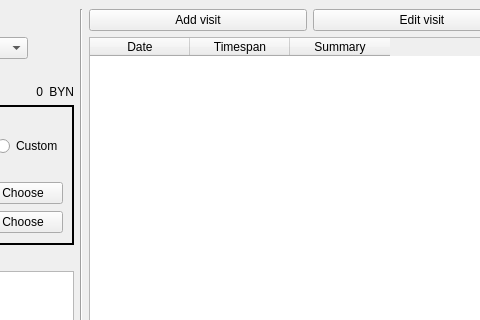
The window that ui_templates/windows/main_window.ui (IliaSuponeff/StudentsAccounting) describes before a commit, drawn with Qt 5; both pictures show x 196 to 676 and y 0 to 320 of the 960 by 640 pixel window.
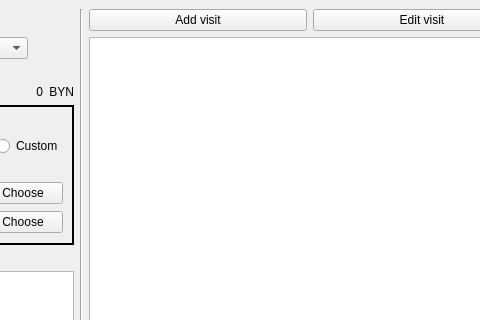
The same window after the commit.

Commit message: add_visits_table_view

Diff of the .ui file:
```diff
--- a/ui_templates/windows/main_window.ui
+++ b/ui_templates/windows/main_window.ui
@@ -387,38 +387,7 @@
        </layout>
       </item>
       <item>
-       <widget class="QTableWidget" name="student_table">
-        <property name="sizePolicy">
-         <sizepolicy hsizetype="Expanding" vsizetype="Expanding">
-          <horstretch>3</horstretch>
-          <verstretch>0</verstretch>
-         </sizepolicy>
-        </property>
-        <attribute name="horizontalHeaderVisible">
-         <bool>true</bool>
-        </attribute>
-        <attribute name="horizontalHeaderCascadingSectionResizes">
-         <bool>false</bool>
-        </attribute>
-        <attribute name="verticalHeaderVisible">
-         <bool>false</bool>
-        </attribute>
-        <column>
-         <property name="text">
-          <string>Date</string>
-         </property>
-        </column>
-        <column>
-         <property name="text">
-          <string>Timespan</string>
-         </property>
-        </column>
-        <column>
-         <property name="text">
-          <string>Summary</string>
-         </property>
-        </column>
-       </widget>
+       <widget class="QTableView" name="student_visits_table_view"/>
       </item>
      </layout>
     </item>
```
The commit also changes 5 other files.
